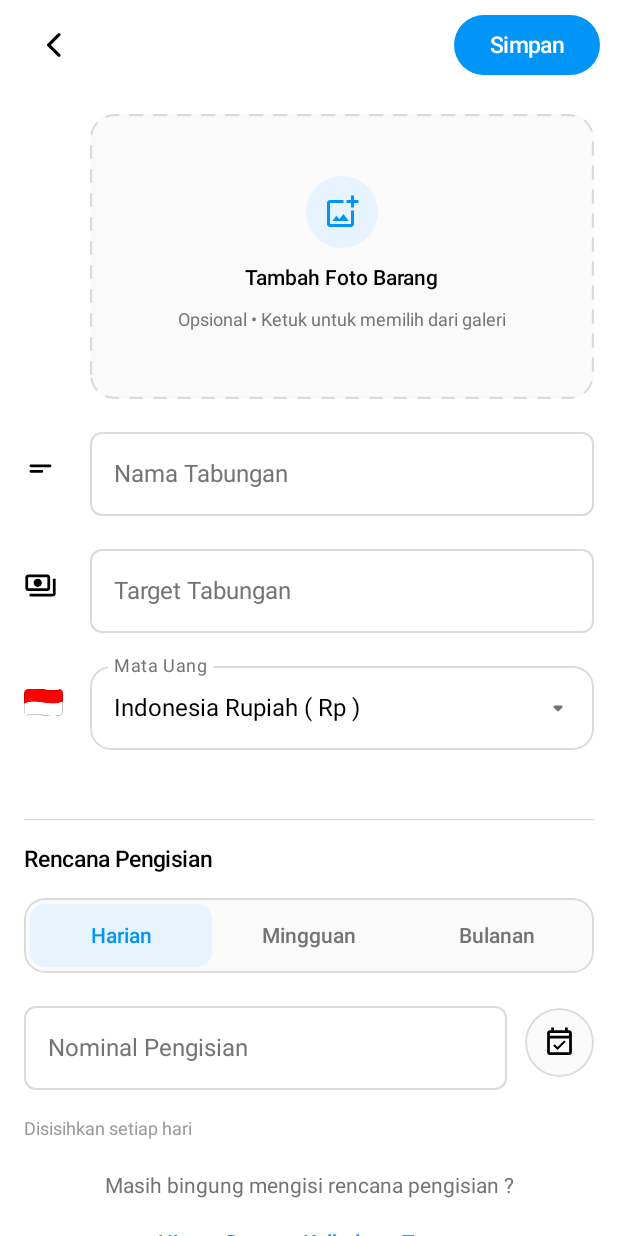
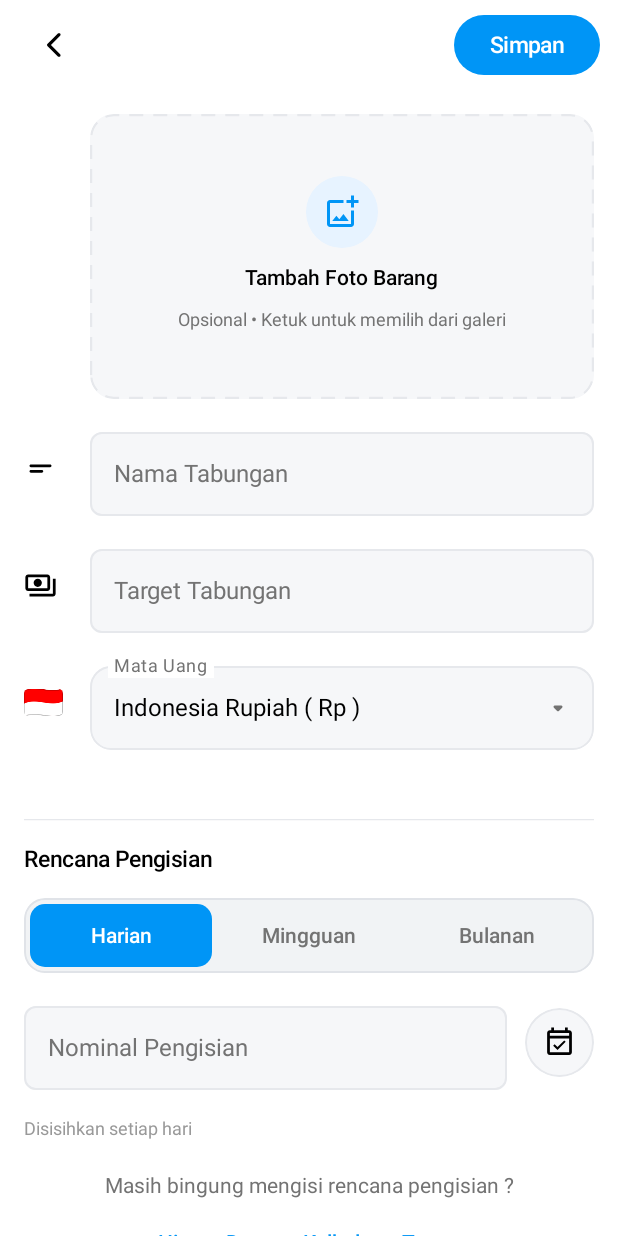
Before and after one commit to mhafizhibrahim/sisihin, an Android app built with Jetpack Compose: the screen it shows after launch (MainActivity), after a tap on "Tambah Celengan", on a phone screen of 412 x 824 dp. Run offline under Robolectric (Android 15) with nearby library versions, the phone set to English and light mode, and no system bars; our stand-ins replace Room's generated code; pictures from the network do not load.

Commit message:
style: seragamkan background modal dan kontras input kalkulator

```diff
--- a/app/src/main/java/com/sisihin/app/core/theme/Color.kt
+++ b/app/src/main/java/com/sisihin/app/core/theme/Color.kt
@@ -33,11 +33,11 @@ data class SisihinColors(
 val InstagramDarkColors = SisihinColors(
     background = Color(0xFF000000),
     topBarBackground = Color(0xFF000000),
-    cardSurface = Color(0xFF121212),
-    elevatedSurface = Color(0xFF262626),
+    cardSurface = Color(0xFF222222),
+    elevatedSurface = Color(0xFF181818),
     photoPlaceholder = Color(0xFF1C1C1E),
-    hairlineBorder = Color(0xFF262626),
-    divider = Color(0xFF262626),
+    hairlineBorder = Color(0xFF2A2A2A),
+    divider = Color(0xFF2A2A2A),
     textPrimary = Color(0xFFF5F5F5),
     textSecondary = Color(0xFFA8A8A8),
     textMuted = Color(0xFF737373),
@@ -53,11 +53,11 @@ val InstagramDarkColors = SisihinColors(
 val InstagramLightColors = SisihinColors(
     background = Color(0xFFFFFFFF),
     topBarBackground = Color(0xFFFFFFFF),
-    cardSurface = Color(0xFFFAFAFA),
+    cardSurface = Color(0xFFF6F7F9),
     elevatedSurface = Color(0xFFFFFFFF),
     photoPlaceholder = Color(0xFFEFEFEF),
-    hairlineBorder = Color(0xFFDBDBDB),
-    divider = Color(0xFFDBDBDB),
+    hairlineBorder = Color(0xFFE6E8EC),
+    divider = Color(0xFFE6E8EC),
     textPrimary = Color(0xFF000000),
     textSecondary = Color(0xFF737373),
     textMuted = Color(0xFF999999),
--- a/app/src/main/java/com/sisihin/app/presentation/detail/GoalDetailScreen.kt
+++ b/app/src/main/java/com/sisihin/app/presentation/detail/GoalDetailScreen.kt
@@ -167,6 +167,7 @@ fun GoalDetailScreen(
         AlertDialog(
             onDismissRequest = { showDeleteDialog = false },
             containerColor = colors.elevatedSurface,
+            tonalElevation = 0.dp,
             title = { Text("Hapus celengan ini?", color = colors.textPrimary, fontWeight = FontWeight.SemiBold) },
             text = {
                 Text(
@@ -222,6 +223,7 @@ fun GoalDetailScreen(
         AlertDialog(
             onDismissRequest = { selectedTx = null },
             containerColor = colors.elevatedSurface,
+            tonalElevation = 0.dp,
             title = { Text("Ubah transaksi", color = colors.textPrimary, fontWeight = FontWeight.SemiBold) },
             text = {
                 Column(verticalArrangement = Arrangement.spacedBy(8.dp)) {
--- a/app/src/main/java/com/sisihin/app/presentation/detail/RecordTransactionDialog.kt
+++ b/app/src/main/java/com/sisihin/app/presentation/detail/RecordTransactionDialog.kt
@@ -151,6 +151,7 @@ fun RecordTransactionDialog(
     AlertDialog(
         onDismissRequest = onDismiss,
         containerColor = colors.elevatedSurface,
+        tonalElevation = 0.dp,
         title = {
             Box(modifier = Modifier.fillMaxWidth(), contentAlignment = Alignment.Center) {
                 Text(
--- a/app/src/main/java/com/sisihin/app/presentation/form/GoalFormScreen.kt
+++ b/app/src/main/java/com/sisihin/app/presentation/form/GoalFormScreen.kt
@@ -57,6 +57,7 @@ import androidx.compose.material3.OutlinedTextField
 import androidx.compose.material3.OutlinedTextFieldDefaults
 import androidx.compose.material3.Scaffold
 import androidx.compose.material3.SelectableDates
+
 import androidx.compose.material3.SnackbarHost
 import androidx.compose.material3.SnackbarHostState
 import androidx.compose.material3.Switch
@@ -64,7 +65,6 @@ import androidx.compose.material3.SwitchDefaults
 import androidx.compose.material3.Text
 import androidx.compose.material3.TextButton
 import androidx.compose.material3.TimePicker
-import androidx.compose.material3.VerticalDivider
 import androidx.compose.material3.rememberDatePickerState
 import androidx.compose.material3.rememberTimePickerState
 import androidx.compose.runtime.Composable
@@ -136,12 +136,12 @@ private fun formFieldColors() = with(LocalSisihinColors.current) {
         focusedLabelColor = textSecondary,
         unfocusedLabelColor = textSecondary,
         disabledLabelColor = textMuted,
-        focusedBorderColor = hairlineBorder,
+        focusedBorderColor = accentBlue,
         unfocusedBorderColor = hairlineBorder,
         disabledBorderColor = hairlineBorder,
-        focusedContainerColor = Color.Transparent,
-        unfocusedContainerColor = Color.Transparent,
-        disabledContainerColor = Color.Transparent,
+        focusedContainerColor = cardSurface,
+        unfocusedContainerColor = cardSurface,
+        disabledContainerColor = cardSurface,
         cursorColor = accentBlue,
         focusedTrailingIconColor = textSecondary,
         unfocusedTrailingIconColor = textSecondary
@@ -235,7 +235,8 @@ fun GoalFormScreen(
     if (currencySheetOpen) {
         ModalBottomSheet(
             onDismissRequest = { currencySheetOpen = false },
-            containerColor = colors.elevatedSurface
+            containerColor = colors.elevatedSurface,
+            tonalElevation = 0.dp
         ) {
             Column(
                 modifier = Modifier
@@ -308,6 +309,7 @@ fun GoalFormScreen(
         AlertDialog(
             onDismissRequest = { targetDatePickerOpen = false },
             containerColor = colors.elevatedSurface,
+            tonalElevation = 0.dp,
             confirmButton = {
                 TextButton(onClick = {
                     val millis = datePickerState.selectedDateMillis
@@ -335,6 +337,7 @@ fun GoalFormScreen(
         AlertDialog(
             onDismissRequest = { reminderTimePickerOpen = false },
             containerColor = colors.elevatedSurface,
+            tonalElevation = 0.dp,
             confirmButton = {
                 TextButton(onClick = {
                     viewModel.setReminderTime(timePickerState.hour, timePickerState.minute)
@@ -703,11 +706,6 @@ fun GoalFormScreen(
                     }
                 }
                 Spacer(Modifier.weight(1f))
-                VerticalDivider(
-                    Modifier.height(36.dp).padding(end = 18.dp),
-                    thickness = 0.8.dp,
-                    color = colors.divider
-                )
                 Switch(
                     checked = state.reminderEnabled,
                     onCheckedChange = { enabled ->
@@ -804,21 +802,25 @@ private fun CurrencyFlagIcon(currency: CurrencyCode) {
 @Composable
 private fun FrequencyPill(selected: PlanFrequency, onSelect: (PlanFrequency) -> Unit) {
     val colors = LocalSisihinColors.current
-    // Pill-track menyatu: satu kapsul luar, item tanpa border/garis pemisah.
+    val isDark = colors.background == Color(0xFF000000)
+    val trackBg = if (isDark) Color(0xFF222222) else Color(0xFFF1F3F5)
+    val trackBorder = if (isDark) Color(0xFF323232) else Color(0xFFE0E3E8)
+    val activeBg = if (isDark) Color(0xFF162B3D) else colors.accentBlue
+    val activeText = if (isDark) colors.accentSoftContent else Color(0xFFFFFFFF)
     Row(
         modifier = Modifier
             .fillMaxWidth()
             .height(50.dp)
             .clip(TrackShape)
-            .background(colors.cardSurface)
-            .border(0.8.dp, colors.hairlineBorder, TrackShape)
+            .background(trackBg)
+            .border(1.dp, trackBorder, TrackShape)
             .padding(4.dp),
         horizontalArrangement = Arrangement.spacedBy(4.dp)
     ) {
         PlanFrequency.entries.forEach { frequency ->
             val active = frequency == selected
             val backgroundColor by animateThemeColor(
-                targetValue = if (active) colors.accentSoftContainer else Color.Transparent,
+                targetValue = if (active) activeBg else Color.Transparent,
                 animationSpec = MicroSpring,
                 label = "frequencyTrack${frequency.name}"
             )
@@ -833,7 +835,7 @@ private fun FrequencyPill(selected: PlanFrequency, onSelect: (PlanFrequency) ->
             ) {
                 Text(
                     frequency.label(),
-                    color = if (active) colors.accentSoftContent else colors.textSecondary,
+                    color = if (active) activeText else colors.textSecondary,
                     fontSize = 14.sp,
                     fontWeight = if (active) FontWeight.SemiBold else FontWeight.Medium,
                     maxLines = 1,
--- a/app/src/main/java/com/sisihin/app/presentation/settings/SettingsScreen.kt
+++ b/app/src/main/java/com/sisihin/app/presentation/settings/SettingsScreen.kt
@@ -108,6 +108,7 @@ fun SettingsScreen(viewModel: SettingsViewModel) {
         AlertDialog(
             onDismissRequest = { message = null },
             containerColor = colors.elevatedSurface,
+            tonalElevation = 0.dp,
             title = { Text("Informasi", color = colors.textPrimary) },
             text = { Text(it, color = colors.textSecondary) },
             confirmButton = {
```
Also changed, not shown: app/src/main/java/com/sisihin/app/presentation/form/TargetCalculatorSheet.kt (+67 -14 lines), app/src/main/java/com/sisihin/app/presentation/update/UpdateDialog.kt (+7 -0 lines).
